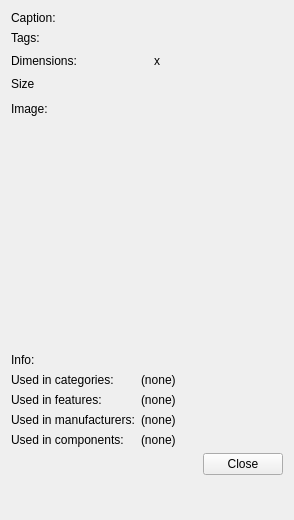
Before: the Qt Designer form client/uiforms/picture_info.ui in Wolframe/configurator, drawn with Qt 5.
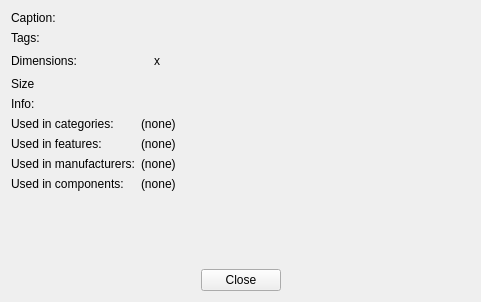
After: the same form once the commit is applied. Icons and pictures are not drawn.

Commit message: started to fix default sort order in tables (pictures for now) some cleanup in picture forms (nicer 2 column layout)

The edit to the form file:
```diff
--- a/client/uiforms/picture_info.ui
+++ b/client/uiforms/picture_info.ui
@@ -9,8 +9,8 @@
    <rect>
     <x>0</x>
     <y>0</y>
-    <width>294</width>
-    <height>520</height>
+    <width>481</width>
+    <height>302</height>
    </rect>
   </property>
   <property name="windowTitle">
@@ -26,46 +26,110 @@
   <property name="answer" stdset="0">
    <string>Picture dummy {picture{id={main.id}; caption{{main.caption}}; info{{main.info}}; image{{main.image.base64}}; height{{main.height}}; width{{main.width}}; size{{main.size}}; tags{{main.tags}}; used_categories {{main.used_categories}}; used_features {{main.used_features}}; used_manufacturers {{main.used_manufacturers}}; used_components {{main.used_components}} }; tagwrap[] {id={?};tag{{?}} }</string>
   </property>
+  <layout class="QGridLayout" name="gridLayout">
+   <item row="2" column="0" colspan="3">
+    <layout class="QHBoxLayout" name="horizontalLayout">
+     <item>
+      <spacer name="horizontalSpacer">
+       <property name="orientation">
+        <enum>Qt::Horizontal</enum>
+       </property>
+       <property name="sizeHint" stdset="0">
+        <size>
+         <width>40</width>
+         <height>20</height>
+        </size>
+       </property>
+      </spacer>
+     </item>
+     <item>
+      <widget class="QPushButton" name="close">
+       <property name="text">
+        <string>Close</string>
+       </property>
+       <property name="form" stdset="0">
+        <string notr="true">_CLOSE_</string>
+       </property>
+      </widget>
+     </item>
+     <item>
+      <spacer name="horizontalSpacer_3">
+       <property name="orientation">
+        <enum>Qt::Horizontal</enum>
+       </property>
+       <property name="sizeHint" stdset="0">
+        <size>
+         <width>40</width>
+         <height>20</height>
+        </size>
+       </property>
+      </spacer>
+     </item>
+    </layout>
+   </item>
+   <item row="1" column="2">
+    <widget class="QLabel" name="info">
+     <property name="text">
+      <string/>
+     </property>
+    </widget>
+   </item>
+   <item row="0" column="0" rowspan="2">
   <layout class="QFormLayout" name="formLayout">
+     <property name="sizeConstraint">
+      <enum>QLayout::SetMaximumSize</enum>
+     </property>
    <property name="fieldGrowthPolicy">
     <enum>QFormLayout::AllNonFixedFieldsGrow</enum>
    </property>
-   <item row="1" column="0">
+     <item row="0" column="0">
     <widget class="QLabel" name="label_description">
      <property name="text">
       <string>Caption:</string>
      </property>
     </widget>
    </item>
-   <item row="1" column="1">
+     <item row="0" column="1">
     <widget class="QLabel" name="caption">
+       <property name="minimumSize">
+        <size>
+         <width>150</width>
+         <height>0</height>
+        </size>
+       </property>
      <property name="text">
       <string/>
      </property>
     </widget>
    </item>
-   <item row="3" column="0">
+     <item row="1" column="0">
     <widget class="QLabel" name="tabel_tags">
      <property name="text">
       <string>Tags:</string>
      </property>
     </widget>
    </item>
-   <item row="3" column="1">
+     <item row="1" column="1">
     <widget class="QLabel" name="tags">
+       <property name="minimumSize">
+        <size>
+         <width>150</width>
+         <height>0</height>
+        </size>
+       </property>
      <property name="text">
       <string/>
      </property>
     </widget>
    </item>
-   <item row="4" column="0">
+     <item row="2" column="0">
     <widget class="QLabel" name="label_dimensions">
      <property name="text">
       <string>Dimensions:</string>
      </property>
     </widget>
    </item>
-   <item row="4" column="1">
+     <item row="2" column="1">
     <layout class="QHBoxLayout" name="horizontalLayout_2">
      <item>
       <layout class="QHBoxLayout" name="horizontalLayout_4">
@@ -107,144 +171,109 @@
      </item>
     </layout>
    </item>
-   <item row="6" column="0">
+     <item row="3" column="0">
     <widget class="QLabel" name="label_size">
      <property name="text">
       <string>Size</string>
      </property>
     </widget>
    </item>
-   <item row="6" column="1">
+     <item row="3" column="1">
     <widget class="QLabel" name="size">
      <property name="text">
       <string/>
      </property>
     </widget>
    </item>
-   <item row="7" column="0">
-    <widget class="QLabel" name="label_image">
-     <property name="text">
-      <string>Image:</string>
-     </property>
-    </widget>
-   </item>
-   <item row="7" column="1">
-    <widget class="QLabel" name="image">
-     <property name="sizePolicy">
-      <sizepolicy hsizetype="Expanding" vsizetype="Fixed">
-       <horstretch>0</horstretch>
-       <verstretch>0</verstretch>
-      </sizepolicy>
-     </property>
-     <property name="minimumSize">
-      <size>
-       <width>0</width>
-       <height>250</height>
-      </size>
-     </property>
-     <property name="frameShape">
-      <enum>QFrame::NoFrame</enum>
-     </property>
-     <property name="text">
-      <string/>
-     </property>
-     <property name="base64" stdset="0">
-      <string/>
-     </property>
-    </widget>
-   </item>
-   <item row="8" column="0">
+     <item row="4" column="0">
     <widget class="QLabel" name="label_name">
      <property name="text">
       <string>Info:</string>
      </property>
     </widget>
    </item>
-   <item row="8" column="1">
-    <widget class="QLabel" name="info">
-     <property name="text">
-      <string/>
-     </property>
-    </widget>
-   </item>
-   <item row="10" column="0">
+     <item row="5" column="0">
     <widget class="QLabel" name="label_used">
      <property name="text">
       <string>Used in categories:</string>
      </property>
     </widget>
    </item>
-   <item row="10" column="1">
+     <item row="5" column="1">
     <widget class="QLabel" name="used_categories">
      <property name="text">
       <string>(none)</string>
      </property>
     </widget>
    </item>
-   <item row="12" column="0">
+     <item row="6" column="0">
     <widget class="QLabel" name="label_used_in_featuers">
      <property name="text">
       <string>Used in features:</string>
      </property>
     </widget>
    </item>
-   <item row="12" column="1">
+     <item row="6" column="1">
     <widget class="QLabel" name="used_features">
      <property name="text">
       <string>(none)</string>
      </property>
     </widget>
    </item>
-   <item row="13" column="0">
+     <item row="7" column="0">
     <widget class="QLabel" name="label_3">
      <property name="text">
       <string>Used in manufacturers:</string>
      </property>
     </widget>
    </item>
-   <item row="13" column="1">
+     <item row="7" column="1">
     <widget class="QLabel" name="used_manufacturers">
      <property name="text">
       <string>(none)</string>
      </property>
     </widget>
    </item>
-   <item row="14" column="0">
+     <item row="8" column="0">
     <widget class="QLabel" name="label_6">
      <property name="text">
       <string>Used in components:</string>
      </property>
     </widget>
    </item>
-   <item row="14" column="1">
+     <item row="8" column="1">
     <widget class="QLabel" name="used_components">
      <property name="text">
       <string>(none)</string>
      </property>
     </widget>
    </item>
-   <item row="15" column="1">
-    <layout class="QHBoxLayout" name="horizontalLayout">
+    </layout>
+   </item>
+   <item row="0" column="1" rowspan="2" colspan="2">
+    <layout class="QVBoxLayout" name="verticalLayout_2">
      <item>
-      <spacer name="horizontalSpacer">
-       <property name="orientation">
-        <enum>Qt::Horizontal</enum>
+      <widget class="QLabel" name="image">
+       <property name="sizePolicy">
+        <sizepolicy hsizetype="Expanding" vsizetype="Fixed">
+         <horstretch>0</horstretch>
+         <verstretch>0</verstretch>
+        </sizepolicy>
        </property>
-       <property name="sizeHint" stdset="0">
+       <property name="minimumSize">
         <size>
-         <width>40</width>
-         <height>20</height>
+         <width>150</width>
+         <height>200</height>
         </size>
        </property>
-      </spacer>
-     </item>
-     <item>
-      <widget class="QPushButton" name="close">
+       <property name="frameShape">
+        <enum>QFrame::NoFrame</enum>
+       </property>
        <property name="text">
-        <string>Close</string>
+        <string/>
        </property>
-       <property name="form" stdset="0">
-        <string notr="true">_CLOSE_</string>
+       <property name="base64" stdset="0">
+        <string/>
        </property>
       </widget>
      </item>
```
Lines whose indentation alone changed are shown as unchanged. The commit also changes 3 other files.
